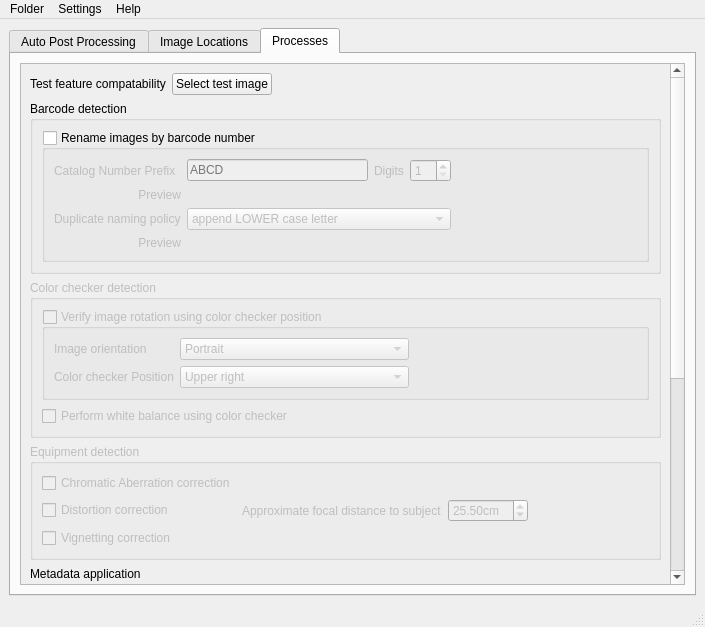
Above: ui/postProcessingUI.ui from CapPow/HerbASAP before the change. Below: the same form after it.
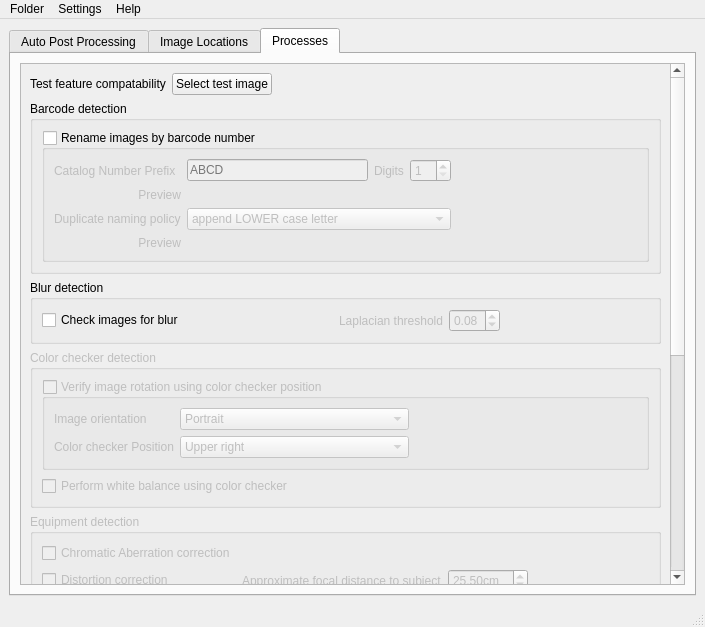
That is the form after the change.

Commit message: added blurDetection thresholding & blur dialog

The edit to the form file:
```diff
--- a/ui/postProcessingUI.ui
+++ b/ui/postProcessingUI.ui
@@ -326,9 +326,9 @@
              <property name="geometry">
               <rect>
                <x>0</x>
-               <y>-163</y>
+               <y>-21</y>
                <width>646</width>
-               <height>860</height>
+               <height>928</height>
               </rect>
              </property>
              <layout class="QVBoxLayout" name="verticalLayout_2">
@@ -502,6 +502,80 @@
                 </layout>
                </widget>
               </item>
+              <item>
+               <widget class="QGroupBox" name="group_blurDetection">
+                <property name="title">
+                 <string>Blur detection</string>
+                </property>
+                <layout class="QGridLayout" name="gridLayout_8">
+                 <item row="0" column="0">
+                  <widget class="QCheckBox" name="checkBox_blurDetection">
+                   <property name="text">
+                    <string>Check images for blur</string>
+                   </property>
+                  </widget>
+                 </item>
+                 <item row="0" column="4">
+                  <spacer name="horizontalSpacer_4">
+                   <property name="orientation">
+                    <enum>Qt::Horizontal</enum>
+                   </property>
+                   <property name="sizeHint" stdset="0">
+                    <size>
+                     <width>40</width>
+                     <height>20</height>
+                    </size>
+                   </property>
+                  </spacer>
+                 </item>
+                 <item row="0" column="2">
+                  <widget class="QLabel" name="label_13">
+                   <property name="enabled">
+                    <bool>false</bool>
+                   </property>
+                   <property name="text">
+                    <string>Laplacian threshold</string>
+                   </property>
+                   <property name="alignment">
+                    <set>Qt::AlignRight|Qt::AlignTrailing|Qt::AlignVCenter</set>
+                   </property>
+                  </widget>
+                 </item>
+                 <item row="0" column="3">
+                  <widget class="QDoubleSpinBox" name="doubleSpinBox_blurThreshold">
+                   <property name="enabled">
+                    <bool>false</bool>
+                   </property>
+                   <property name="minimum">
+                    <double>0.010000000000000</double>
+                   </property>
+                   <property name="maximum">
+                    <double>9.990000000000000</double>
+                   </property>
+                   <property name="singleStep">
+                    <double>0.010000000000000</double>
+                   </property>
+                   <property name="value">
+                    <double>0.080000000000000</double>
+                   </property>
+                  </widget>
+                 </item>
+                 <item row="0" column="1">
+                  <spacer name="horizontalSpacer_6">
+                   <property name="orientation">
+                    <enum>Qt::Horizontal</enum>
+                   </property>
+                   <property name="sizeHint" stdset="0">
+                    <size>
+                     <width>40</width>
+                     <height>20</height>
+                    </size>
+                   </property>
+                  </spacer>
+                 </item>
+                </layout>
+               </widget>
+              </item>
               <item>
                <widget class="QGroupBox" name="group_colorCheckerDetection">
                 <property name="enabled">
```
Left out of the diff: 152 changed lines with no effect on the pictures. The commit also changes 2 other files.
